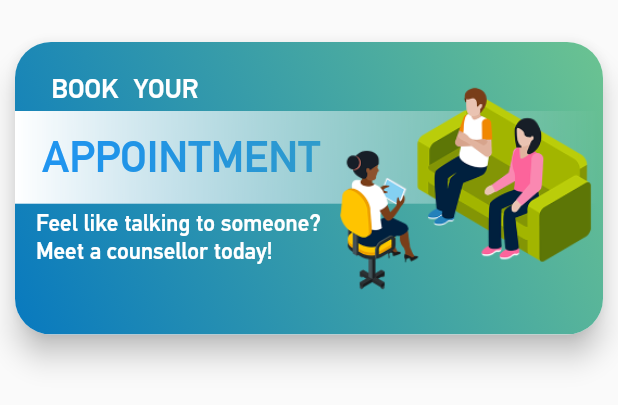
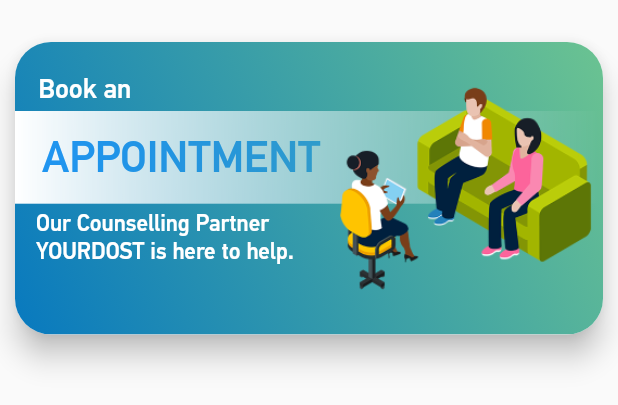
Before and after one commit to dscnitrourkela/project-avocado, a Flutter app: what appointmentCard() shows on an empty page, opened directly, on a phone screen of 412 x 824 dp. Shown: the top 405 px of the screen. Run offline on Flutter 3.47's test engine with Material 2 defaults, Android fonts, the light colour scheme and no system bars; our stand-ins replace camera, cloud_firestore, connectivity, firebase_analytics, firebase_auth, firebase_core and 17 more; missing offline and left inert: ndialog, rate_my_app; accounts and stored records are empty.

Commit message:
Update cards.dart

```diff
--- a/scp/lib/ui/cards.dart
+++ b/scp/lib/ui/cards.dart
@@ -9,8 +9,17 @@
 import 'package:scp/utils/routes.dart';
 import 'package:scp/utils/sizeConfig.dart';
 import 'package:shared_preferences/shared_preferences.dart';
+import 'package:url_launcher/url_launcher.dart';
 import '../utils/models.dart';
 import 'package:scp/upload_image.dart';
+
+_launchLink(String url) async {
+  if (await canLaunch(url)) {
+    await launch(url);
+  } else {
+    throw 'Could not launch $url';
+  }
+}
 
 const platform = const MethodChannel("FAQ_ACTIVITY");
 Widget appointmentCard(BuildContext context) {
@@ -23,13 +32,14 @@
       padding: const EdgeInsets.only(top: 12.0),
       child: InkWell(
         onTap: () async {
-          SharedPreferences prefs = await SharedPreferences.getInstance();
-          if (prefs.getBool('hasBooked') == true) {
-            Navigator.of(context).push(MaterialPageRoute(
-                builder: (BuildContext context) =>
-                    Booking(counselDay: gCounselDay, time: gTime)));
-          } else
-            Navigator.of(context).pushNamed(Routes.rAppointments);
+          // SharedPreferences prefs = await SharedPreferences.getInstance();
+          // if (prefs.getBool('hasBooked') == true) {
+          //   Navigator.of(context).push(MaterialPageRoute(
+          //       builder: (BuildContext context) =>
+          //           Booking(counselDay: gCounselDay, time: gTime)));
+          // } else
+          //   Navigator.of(context).pushNamed(Routes.rAppointments);
+          _launchLink('https://yourdost.com/');
         },
         // onTap: () async {
         //   SharedPreferences prefs = await SharedPreferences.getInstance();
@@ -75,7 +85,7 @@
                                     ),
                                   ),*/
                                   child: Text(
-                                    'BOOK',
+                                    'Book an',
                                     style: TextStyle(
                                       color: Colors.white,
                                       fontSize: 18.0,
@@ -87,22 +97,22 @@
                                 ),
                               ),
                             ),
-                            Padding(
-                              padding:
-                                  const EdgeInsets.only(top: 20.0, left: 0.0),
-                              child: Container(
-                                alignment: Alignment.bottomLeft,
-                                child: Text(
-                                  'YOUR',
-                                  style: TextStyle(
-                                    color: Colors.white,
-                                    fontSize: 18.0,
-                                    fontFamily: 'PfDin',
-                                    fontWeight: FontWeight.w500,
-                                  ),
-                                ),
-                              ),
-                            ),
+                            // Padding(
+                            //   padding:
+                            //       const EdgeInsets.only(top: 20.0, left: 0.0),
+                            //   child: Container(
+                            //     alignment: Alignment.bottomLeft,
+                            //     child: Text(
+                            //       'an',
+                            //       style: TextStyle(
+                            //         color: Colors.white,
+                            //         fontSize: 18.0,
+                            //         fontFamily: 'PfDin',
+                            //         fontWeight: FontWeight.w500,
+                            //       ),
+                            //     ),
+                            //   ),
+                            // ),
                           ],
                         ),
                         ListTile(
@@ -143,7 +153,7 @@
                           child: SizedBox(
                             width: heightFactor * 0.47,
                             child: Text(
-                              'Feel like talking to someone? Meet a counsellor today!',
+                              'Our Counselling Partner YOURDOST is here to help.',
                               style: TextStyle(
                                   fontSize: heightFactor * 0.037,
                                   color: Colors.white,
@@ -298,6 +308,7 @@
     ),
   );
 }
+
 
 _startFAQActivity() async {
   try {
@@ -678,4 +689,5 @@
       ),
     ),
   );
+
 }
```
Lines whose indentation alone changed are shown as unchanged.
